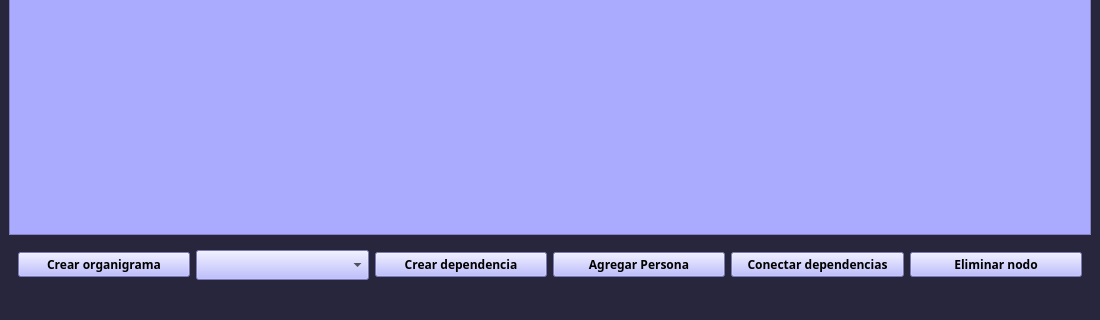
This is Prueba tp/main_window.ui in stel0/TP-PYTHON as Qt 5 draws it before an edit; both pictures show x 0 to 1100 and y 380 to 700 of the 1100 by 700 pixel window. The edited form follows.
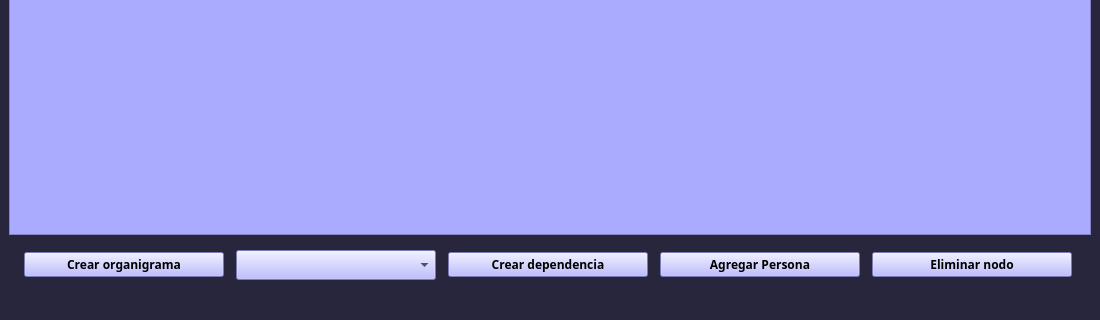
This is the edited form. Icons and pictures are not drawn.

The edit to the form file:
```diff
--- a/Prueba tp/main_window.ui
+++ b/Prueba tp/main_window.ui
@@ -174,43 +174,6 @@
          </property>
         </widget>
        </item>
-       <item>
-        <widget class="QPushButton" name="conectar_dependencia">
-         <property name="minimumSize">
-          <size>
-           <width>100</width>
-           <height>0</height>
-          </size>
-         </property>
-         <property name="maximumSize">
-          <size>
-           <width>200</width>
-           <height>16777215</height>
-          </size>
-         </property>
-         <property name="font">
-          <font>
-           <family>Candara</family>
-           <pointsize>9</pointsize>
-           <weight>75</weight>
-           <bold>true</bold>
-          </font>
-         </property>
-         <property name="cursor">
-          <cursorShape>PointingHandCursor</cursorShape>
-         </property>
-         <property name="styleSheet">
-          <string notr="true">background:rgb(170, 170, 255);</string>
-         </property>
-         <property name="text">
-          <string>Conectar dependencias</string>
-         </property>
-         <property name="icon">
-          <iconset>
-           <normaloff>INTERFAZ/ICONOS/icons8-conectar-50.png</normaloff>INTERFAZ/ICONOS/icons8-conectar-50.png</iconset>
-         </property>
-        </widget>
-       </item>
        <item>
         <widget class="QPushButton" name="eliminar_nodo">
          <property name="minimumSize">
```
